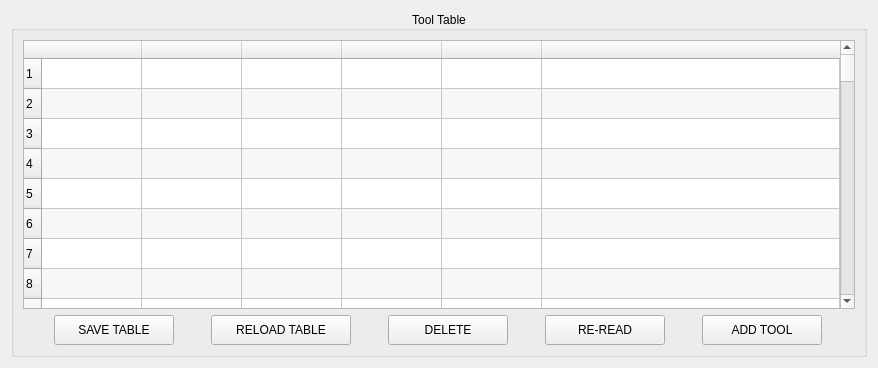
This is QtPyVCP/widgets/input_widgets/tooltable/tooltable.ui in kcjengr/qtpyvcp as Qt 5 draws it before an edit. The edited form follows.
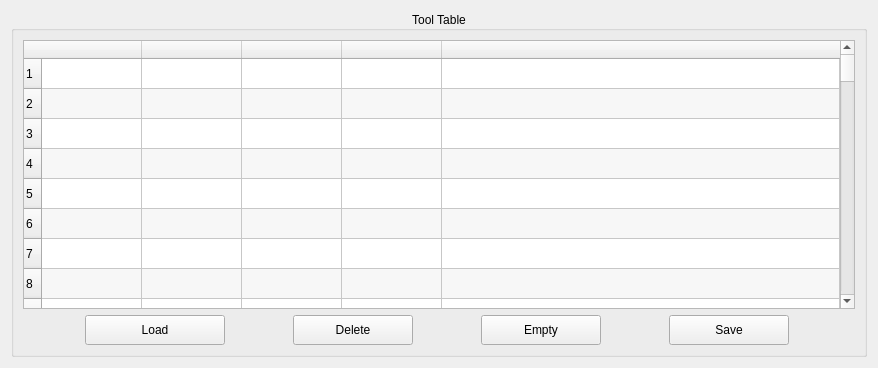
This is the edited form.

Commit message: remove selected colum and some buttons

```diff
--- a/QtPyVCP/widgets/input_widgets/tooltable/tooltable.ui
+++ b/QtPyVCP/widgets/input_widgets/tooltable/tooltable.ui
@@ -37,15 +37,15 @@
         <property name="rowCount">
          <number>99</number>
         </property>
+        <property name="columnCount">
+         <number>5</number>
+        </property>
         <attribute name="horizontalHeaderMinimumSectionSize">
          <number>90</number>
         </attribute>
         <attribute name="horizontalHeaderStretchLastSection">
          <bool>true</bool>
         </attribute>
-        <attribute name="verticalHeaderVisible">
-         <bool>true</bool>
-        </attribute>
         <row/>
         <row/>
         <row/>
@@ -185,43 +185,10 @@
           <set>AlignCenter</set>
          </property>
         </column>
-        <column>
-         <property name="text">
-          <string/>
-         </property>
-         <property name="textAlignment">
-          <set>AlignCenter</set>
-         </property>
-        </column>
        </widget>
       </item>
       <item>
        <layout class="QHBoxLayout" name="horizontalLayout">
-        <item>
-         <widget class="QPushButton" name="save_button">
-          <property name="sizePolicy">
-           <sizepolicy hsizetype="Fixed" vsizetype="Fixed">
-            <horstretch>0</horstretch>
-            <verstretch>0</verstretch>
-           </sizepolicy>
-          </property>
-          <property name="minimumSize">
-           <size>
-            <width>120</width>
-            <height>30</height>
-           </size>
-          </property>
-          <property name="maximumSize">
-           <size>
-            <width>120</width>
-            <height>30</height>
-           </size>
-          </property>
-          <property name="text">
-           <string>SAVE TABLE</string>
-          </property>
-         </widget>
-        </item>
         <item>
          <widget class="QPushButton" name="load_button">
           <property name="sizePolicy">
@@ -243,7 +210,7 @@
            </size>
           </property>
           <property name="text">
-           <string>RELOAD TABLE</string>
+           <string>Load</string>
           </property>
          </widget>
         </item>
@@ -268,7 +235,7 @@
            </size>
           </property>
           <property name="text">
-           <string>DELETE</string>
+           <string>Delete</string>
           </property>
          </widget>
         </item>
@@ -293,12 +260,12 @@
            </size>
           </property>
           <property name="text">
-           <string>RE-READ</string>
+           <string>Empty</string>
           </property>
          </widget>
         </item>
         <item>
-         <widget class="QPushButton" name="add_button">
+         <widget class="QPushButton" name="save_button">
           <property name="sizePolicy">
            <sizepolicy hsizetype="Fixed" vsizetype="Fixed">
             <horstretch>0</horstretch>
@@ -318,7 +285,7 @@
            </size>
           </property>
           <property name="text">
-           <string>ADD TOOL</string>
+           <string>Save</string>
           </property>
          </widget>
         </item>
```
The commit also changes 1 other file.
